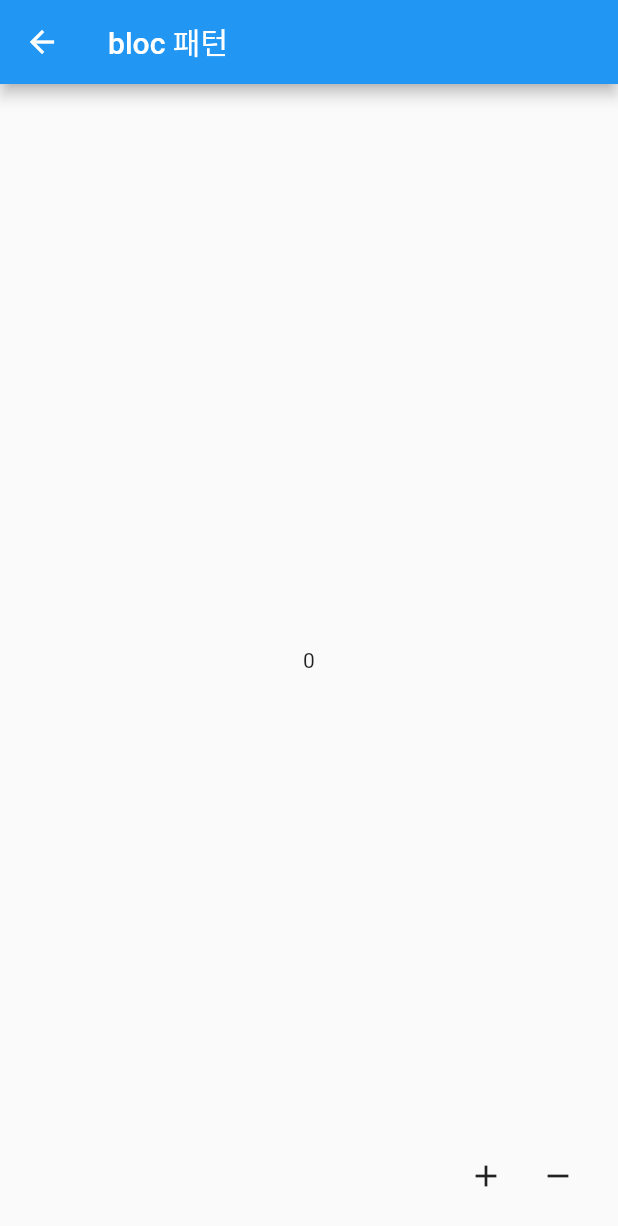
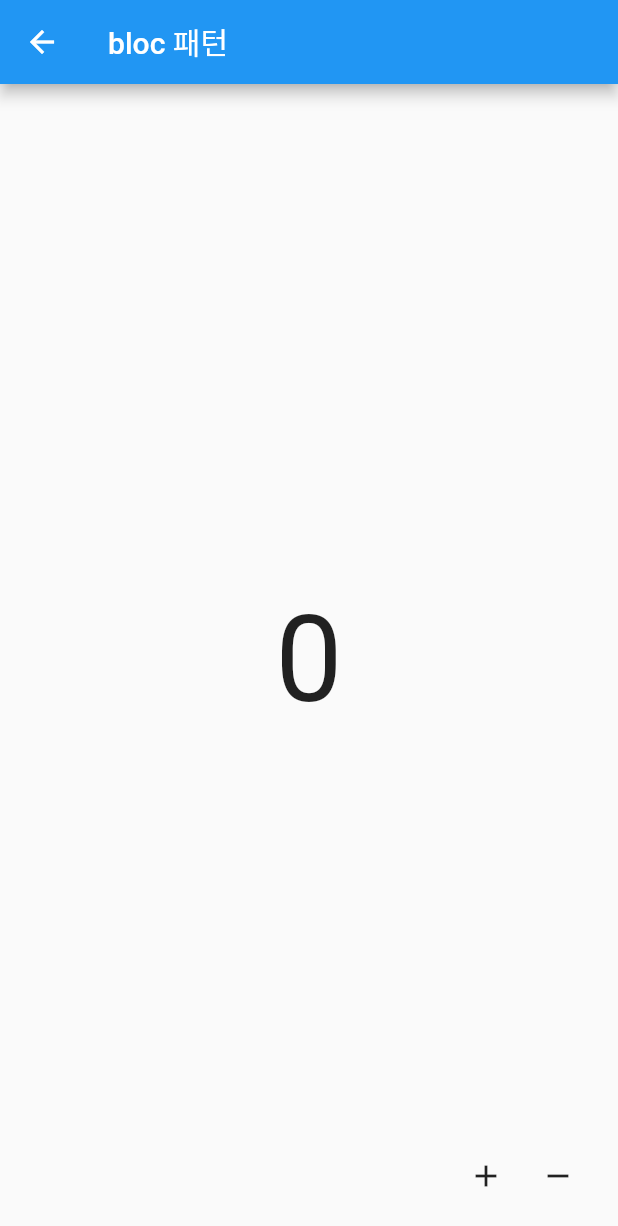
Before and after one commit to sudar-life/flutter-bloc-sample, a Flutter app: the BlocDisplayWidget screen opened directly, on a phone screen of 412 x 824 dp. Shown: the top 1226 px of the screen. Run offline on Flutter 3.47's test engine with Material 2 defaults, Android fonts, the phone set to English and light mode, and no system bars.

Commit message:
bloc dispose 처리

```diff
--- a/lib/main.dart
+++ b/lib/main.dart
@@ -6,8 +6,6 @@ import 'package:flutter_bloc_sample/src/stateful/ui/plus_stateful_display_widget
 void main() {
   runApp(MyApp());
 }
-
-final CountBloc countBloc = CountBloc();
 
 class MyApp extends StatelessWidget {
   @override
--- a/lib/src/bloc_pattern/components/count_view.dart
+++ b/lib/src/bloc_pattern/components/count_view.dart
@@ -1,6 +1,5 @@
 import 'package:flutter/material.dart';
-
-import '../../../main.dart';
+import 'package:flutter_bloc_sample/src/bloc_pattern/ui/bloc_display_widget.dart';
 
 class CountView extends StatelessWidget {
   CountView({Key key}) : super(key: key);
@@ -14,7 +13,10 @@ class CountView extends StatelessWidget {
         initialData: 0,
         builder: (BuildContext context, AsyncSnapshot<int> snapshot) {
           if (snapshot.hasData) {
-            return Text(snapshot.data.toString());
+            return Text(
+              snapshot.data.toString(),
+              style: TextStyle(fontSize: 80),
+            );
           }
           return CircularProgressIndicator();
         },
--- a/lib/src/bloc_pattern/ui/bloc_display_widget.dart
+++ b/lib/src/bloc_pattern/ui/bloc_display_widget.dart
@@ -2,7 +2,7 @@ import 'package:flutter/material.dart';
 import 'package:flutter_bloc_sample/src/bloc_pattern/bloc/count_bloc.dart';
 import 'package:flutter_bloc_sample/src/bloc_pattern/components/count_view.dart';
 
-import '../../../main.dart';
+CountBloc countBloc;
 
 class BlocDisplayWidget extends StatefulWidget {
   BlocDisplayWidget({Key key}) : super(key: key);
@@ -12,6 +12,18 @@ class BlocDisplayWidget extends StatefulWidget {
 }
 
 class _BlocDisplayWidgetState extends State<BlocDisplayWidget> {
+  @override
+  void initState() {
+    super.initState();
+    countBloc = CountBloc();
+  }
+
+  @override
+  void dispose() {
+    super.dispose();
+    countBloc.dispose();
+  }
+
   @override
   Widget build(BuildContext context) {
     return Scaffold(
--- a/lib/src/stateful/components/count_view_stateless.dart
+++ b/lib/src/stateful/components/count_view_stateless.dart
@@ -7,6 +7,10 @@ class CountViewStateless extends StatelessWidget {
   @override
   Widget build(BuildContext context) {
     print("CountViewStateless Build !!");
-    return Center(child: Text(count.toString()));
+    return Center(
+        child: Text(
+      count.toString(),
+      style: TextStyle(fontSize: 80),
+    ));
   }
 }
```
